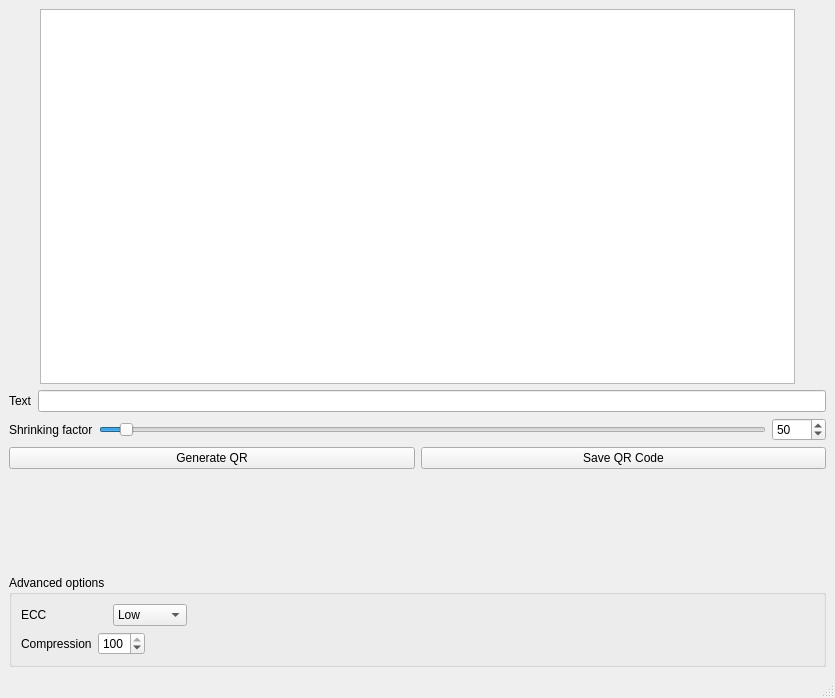
First picture: the form in src/mainwindow.ui, repository lluisalemanypuig/qr-encoder, before the edit.
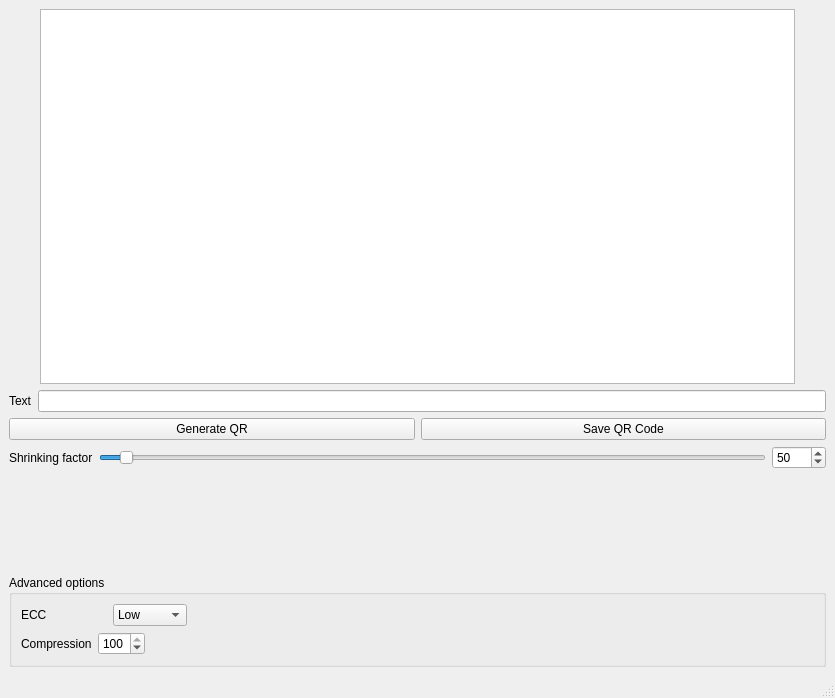
Second picture: the form after the edit. Custom widgets are drawn as their Qt base class.

Commit message: Updated GUI's appearance

What changed in the file:
```diff
--- a/src/mainwindow.ui
+++ b/src/mainwindow.ui
@@ -97,6 +97,24 @@
       </item>
      </layout>
     </item>
+    <item>
+     <layout class="QHBoxLayout" name="horizontalLayout_5">
+      <item>
+       <widget class="QPushButton" name="generateQRButton">
+        <property name="text">
+         <string>Generate QR</string>
+        </property>
+       </widget>
+      </item>
+      <item>
+       <widget class="QPushButton" name="pushButton">
+        <property name="text">
+         <string>Save QR Code</string>
+        </property>
+       </widget>
+      </item>
+     </layout>
+    </item>
     <item>
      <layout class="QHBoxLayout" name="horizontalLayout">
       <item>
@@ -134,24 +152,6 @@
       </item>
      </layout>
     </item>
-    <item>
-     <layout class="QHBoxLayout" name="horizontalLayout_5">
-      <item>
-       <widget class="QPushButton" name="generateQRButton">
-        <property name="text">
-         <string>Generate QR</string>
-        </property>
-       </widget>
-      </item>
-      <item>
-       <widget class="QPushButton" name="pushButton">
-        <property name="text">
-         <string>Save QR Code</string>
-        </property>
-       </widget>
-      </item>
-     </layout>
-    </item>
     <item>
      <spacer name="verticalSpacer">
       <property name="orientation">
```
